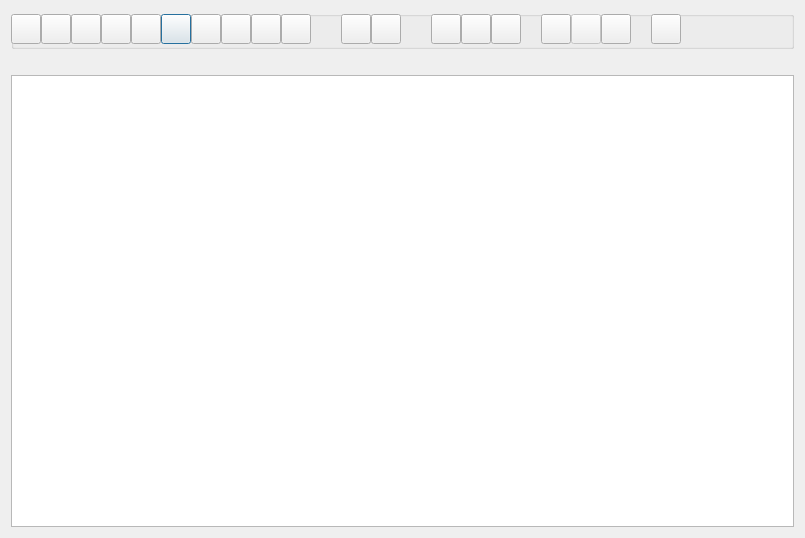
This is src/GUI_UIs/ui_dialog_manage_files.ui in ccbogel/QualCoder as Qt 5 draws it before an edit. The edited form follows.
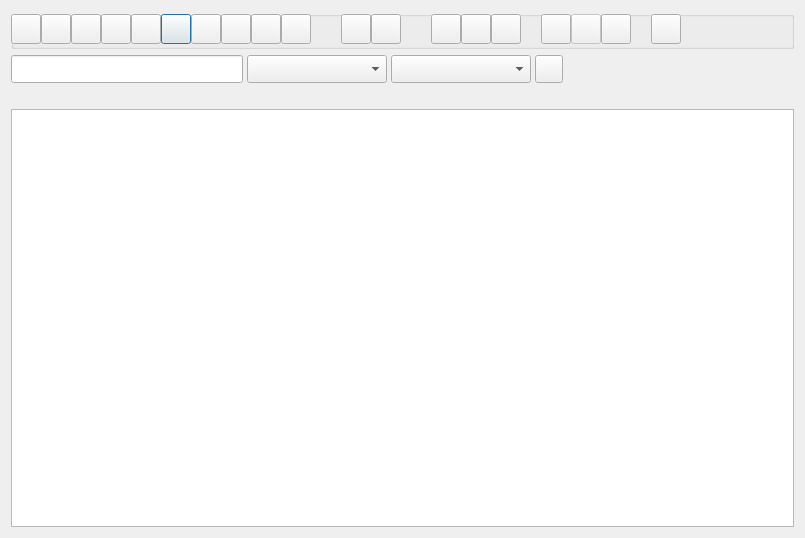
This is the edited form.

Commit message: Improved filtering options from Lorenzo

```diff
--- a/src/GUI_UIs/ui_dialog_manage_files.ui
+++ b/src/GUI_UIs/ui_dialog_manage_files.ui
@@ -360,10 +360,111 @@
      </widget>
     </widget>
    </item>
-   <item row="3" column="0">
-    <widget class="QTableWidget" name="tableWidget"/>
-   </item>
    <item row="2" column="0">
+    <widget class="QWidget" name="widget_filter" native="true">
+     <layout class="QHBoxLayout" name="horizontalLayout_filter">
+      <property name="spacing">
+       <number>4</number>
+      </property>
+      <property name="leftMargin">
+       <number>0</number>
+      </property>
+      <property name="topMargin">
+       <number>0</number>
+      </property>
+      <property name="rightMargin">
+       <number>0</number>
+      </property>
+      <property name="bottomMargin">
+       <number>0</number>
+      </property>
+      <item>
+       <widget class="QLineEdit" name="lineEdit_search_files">
+        <property name="minimumSize">
+         <size>
+          <width>180</width>
+          <height>28</height>
+         </size>
+        </property>
+        <property name="maximumSize">
+         <size>
+          <width>260</width>
+          <height>28</height>
+         </size>
+        </property>
+        <property name="toolTip">
+         <string>&lt;html&gt;&lt;head/&gt;&lt;body&gt;&lt;p&gt;File name filter&lt;/p&gt;&lt;/body&gt;&lt;/html&gt;</string>
+        </property>
+       </widget>
+      </item>
+      <item>
+       <widget class="QComboBox" name="comboBox_file_type">
+        <property name="minimumSize">
+         <size>
+          <width>140</width>
+          <height>28</height>
+         </size>
+        </property>
+        <property name="toolTip">
+         <string>&lt;html&gt;&lt;head/&gt;&lt;body&gt;&lt;p&gt;Filter by file type&lt;/p&gt;&lt;/body&gt;&lt;/html&gt;</string>
+        </property>
+       </widget>
+      </item>
+      <item>
+       <widget class="QComboBox" name="comboBox_file_ext">
+        <property name="minimumSize">
+         <size>
+          <width>140</width>
+          <height>28</height>
+         </size>
+        </property>
+        <property name="toolTip">
+         <string>&lt;html&gt;&lt;head/&gt;&lt;body&gt;&lt;p&gt;Filter by file extension&lt;/p&gt;&lt;/body&gt;&lt;/html&gt;</string>
+        </property>
+       </widget>
+      </item>
+      <item>
+       <widget class="QPushButton" name="pushButton_clear_filter">
+        <property name="minimumSize">
+         <size>
+          <width>28</width>
+          <height>28</height>
+         </size>
+        </property>
+        <property name="maximumSize">
+         <size>
+          <width>28</width>
+          <height>28</height>
+         </size>
+        </property>
+        <property name="toolTip">
+         <string>Clear filter</string>
+        </property>
+        <property name="text">
+         <string/>
+        </property>
+       </widget>
+      </item>
+      <item>
+       <spacer name="horizontalSpacer_filter">
+        <property name="orientation">
+         <enum>Qt::Orientation::Horizontal</enum>
+        </property>
+        <property name="sizeHint" stdset="0">
+         <size>
+          <width>40</width>
+          <height>20</height>
+         </size>
+        </property>
+       </spacer>
+      </item>
+     </layout>
+    </widget>
+   </item>
+   <item row="4" column="0">
+    <widget class="QTableWidget" name="tableWidget"/>
+   </item>
+   <item row="3" column="0">
     <widget class="QLabel" name="label_file">
      <property name="text">
       <string/>
```
Left out of the diff: 4 changed lines with no effect on the pictures.
